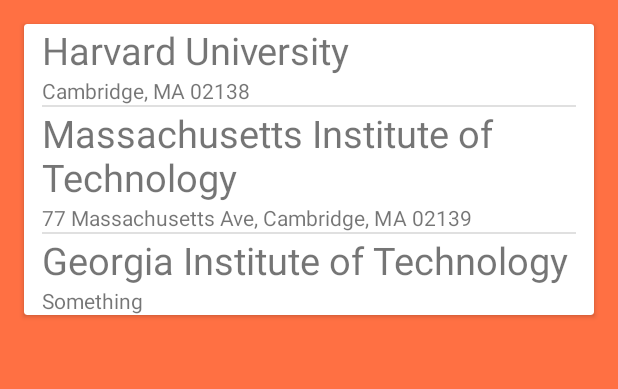
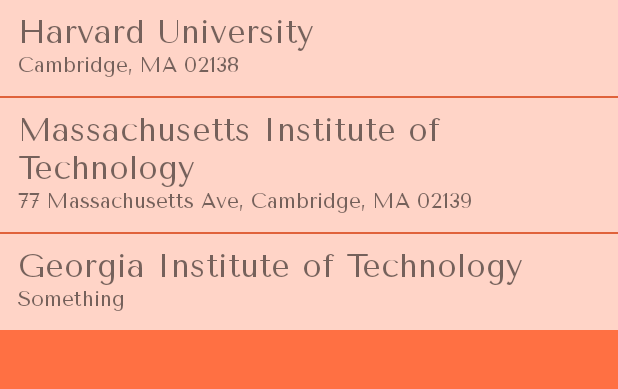
Before and after one commit to Skouriskaze/FindFood, an Android app: the CampusChooser screen opened directly, with no data from a screen before it, on a phone screen of 412 x 824 dp, the part 264-653 px from its top. Run offline under Robolectric (Android 15) with nearby library versions, the phone set to English and light mode, and no system bars.

Commit message:
new fonts new LIFE!!!!

```diff
--- a/FoodApp/app/src/main/java/caden/foodapp/CampusChooser.java
+++ b/FoodApp/app/src/main/java/caden/foodapp/CampusChooser.java
@@ -68,8 +68,13 @@ public class CampusChooser extends AppCompatActivity {
                 convertView = LayoutInflater.from(getContext()).inflate(R.layout.item_campus, parent, false);
             }
 
+            Typeface tf = Typeface.createFromAsset(getAssets(), "fonts/tenor.ttf");
+
             TextView tvName = (TextView) convertView.findViewById(R.id.tvCampusName);
             TextView tvAddress = (TextView) convertView.findViewById(R.id.tvCampusAddress);
+
+            tvName.setTypeface(tf);
+            tvAddress.setTypeface(tf);
 
             tvName.setText(curr.getName());
             tvAddress.setText(curr.getAddress());
--- a/FoodApp/app/src/main/res/layout/activity_campus_chooser.xml
+++ b/FoodApp/app/src/main/res/layout/activity_campus_chooser.xml
@@ -35,21 +35,10 @@
         android:layout_marginTop="8dp"
         android:layout_marginBottom="24dp"/>
 
-    <android.support.v7.widget.CardView
-        android:layout_width="match_parent"
-        android:layout_height="wrap_content"
-        android:layout_margin="16dp"
-        android:focusable="true"
-        android:clickable="true">
-
         <ListView
             android:id="@+id/lvCampuses"
-            android:paddingStart="12dp"
-            android:paddingEnd="12dp"
             android:layout_width="match_parent"
             android:layout_height="wrap_content"/>
 
-    </android.support.v7.widget.CardView>
-
 
 </LinearLayout>
--- a/FoodApp/app/src/main/res/layout/activity_login.xml
+++ b/FoodApp/app/src/main/res/layout/activity_login.xml
@@ -78,7 +78,6 @@
         android:layout_width="0dp"
         android:layout_height="wrap_content"
         android:text="Login"
-        android:textStyle="bold"
         android:layout_marginEnd="32dp"
         app:layout_constraintRight_toRightOf="parent"
         android:layout_marginStart="32dp"
--- a/FoodApp/app/src/main/res/layout/item_campus.xml
+++ b/FoodApp/app/src/main/res/layout/item_campus.xml
@@ -1,16 +1,23 @@
 <?xml version="1.0" encoding="utf-8"?>
 <LinearLayout xmlns:android="http://schemas.android.com/apk/res/android"
     android:orientation="vertical" android:layout_width="match_parent"
-    android:layout_height="match_parent">
+    android:layout_height="match_parent"
+    android:background="#B3ffffff">
 
     <TextView
+        android:layout_marginTop="8dp"
+        android:layout_marginStart="12dp"
+        android:layout_marginEnd="12dp"
         android:id="@+id/tvCampusName"
         android:hint="Campus Name"
-        android:textSize="25sp"
+        android:textSize="22sp"
         android:layout_width="wrap_content"
         android:layout_height="wrap_content" />
 
     <TextView
+        android:layout_marginStart="12dp"
+        android:layout_marginEnd="12dp"
+        android:layout_marginBottom="12dp"
         android:id="@+id/tvCampusAddress"
         android:hint="Campus Address"
         android:layout_width="wrap_content"
```
Also changed, not shown: FoodApp/app/src/main/assets/fonts/tenor.ttf (added).
